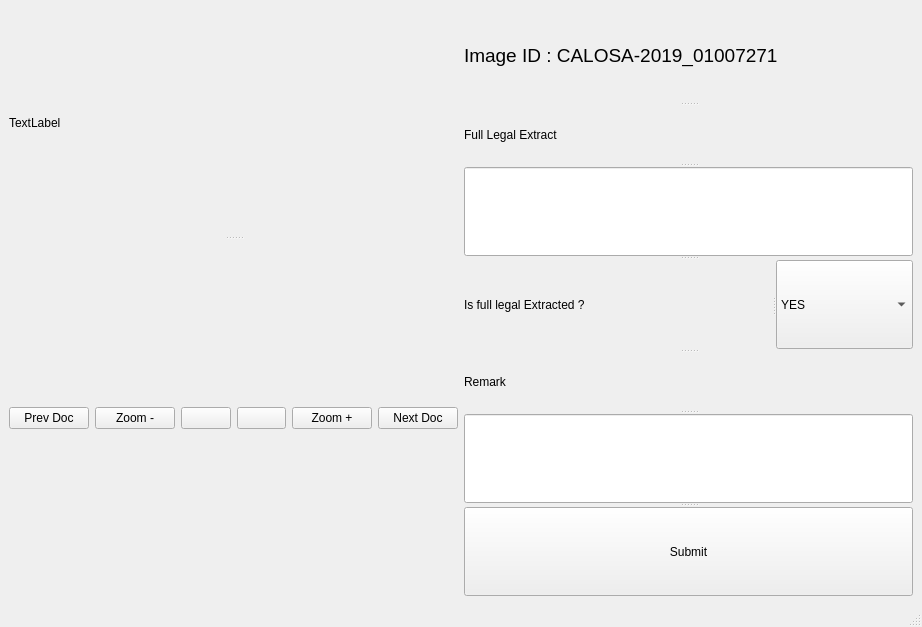
Qt form LegalExt/Layout_Multi.ui (Puneeth1996/Qt-Designer---PyQt5-GUI-Programming) before a commit.
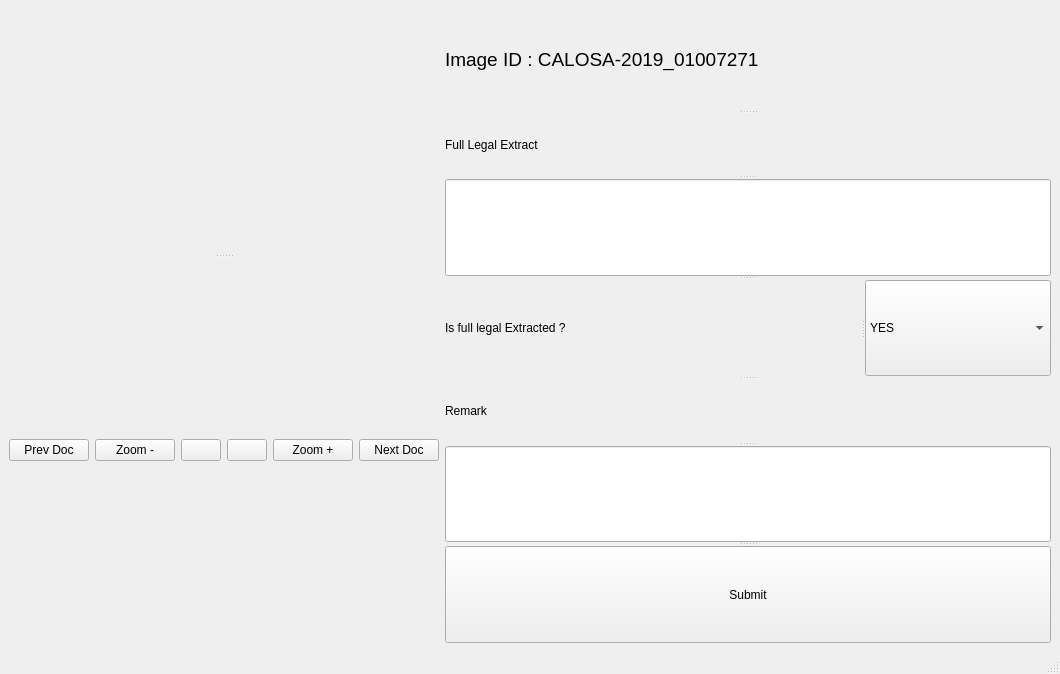
The same form after that commit. Icons and pictures are not drawn.

Patch:
```diff
--- a/LegalExt/Layout_Multi.ui
+++ b/LegalExt/Layout_Multi.ui
@@ -6,8 +6,8 @@
    <rect>
     <x>0</x>
     <y>0</y>
-    <width>922</width>
-    <height>627</height>
+    <width>1060</width>
+    <height>674</height>
    </rect>
   </property>
   <property name="windowTitle">
@@ -23,11 +23,26 @@
          <enum>Qt::Vertical</enum>
         </property>
         <widget class="QLabel" name="label">
+         <property name="sizePolicy">
+          <sizepolicy hsizetype="Ignored" vsizetype="Ignored">
+           <horstretch>0</horstretch>
+           <verstretch>0</verstretch>
+          </sizepolicy>
+         </property>
+         <property name="maximumSize">
+          <size>
+           <width>400</width>
+           <height>500</height>
+          </size>
+         </property>
          <property name="text">
-          <string>TextLabel</string>
+          <string/>
+         </property>
+         <property name="pixmap">
+          <pixmap>imgInput/CALOSA-2019_01007262.TIF</pixmap>
          </property>
         </widget>
-        <widget class="QWidget" name="">
+        <widget class="QWidget" name="layoutWidget">
          <layout class="QHBoxLayout" name="horizontalLayout_2">
           <item>
            <widget class="QPushButton" name="pushButton_5">
@@ -149,6 +164,12 @@
         </widget>
         <widget class="QLineEdit" name="lineEdit"/>
         <widget class="QSplitter" name="splitter_2">
+         <property name="sizePolicy">
+          <sizepolicy hsizetype="Fixed" vsizetype="Preferred">
+           <horstretch>0</horstretch>
+           <verstretch>0</verstretch>
+          </sizepolicy>
+         </property>
          <property name="orientation">
           <enum>Qt::Horizontal</enum>
          </property>
```
Left out of the diff: 2 changed lines with no effect on the pictures.
